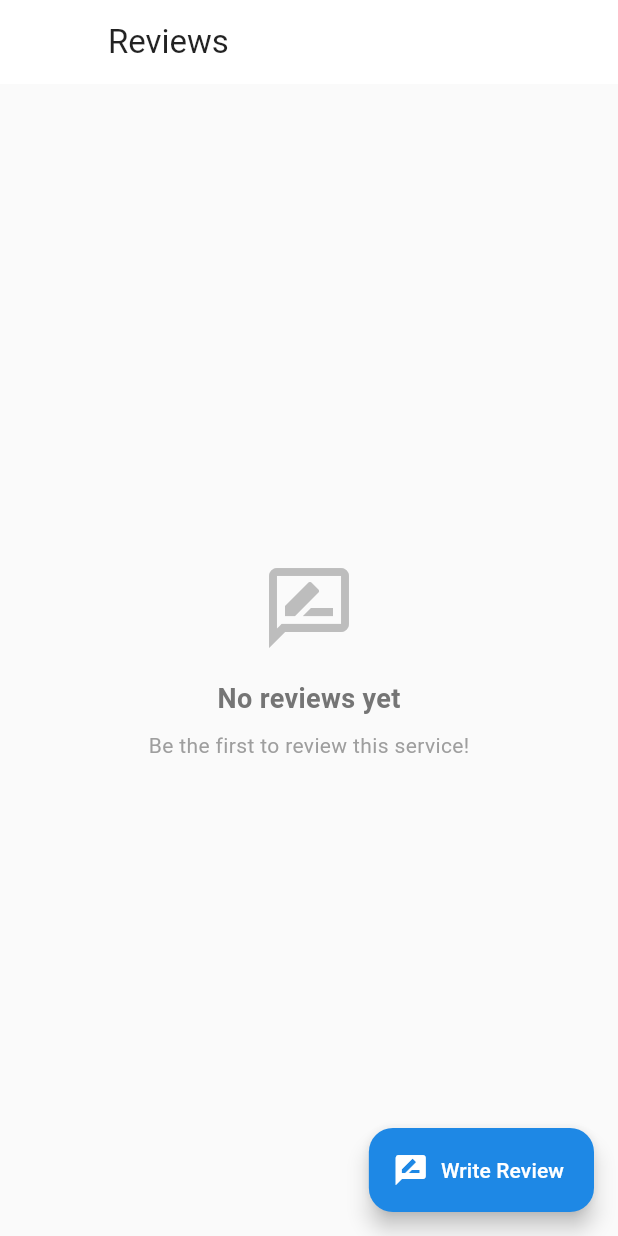
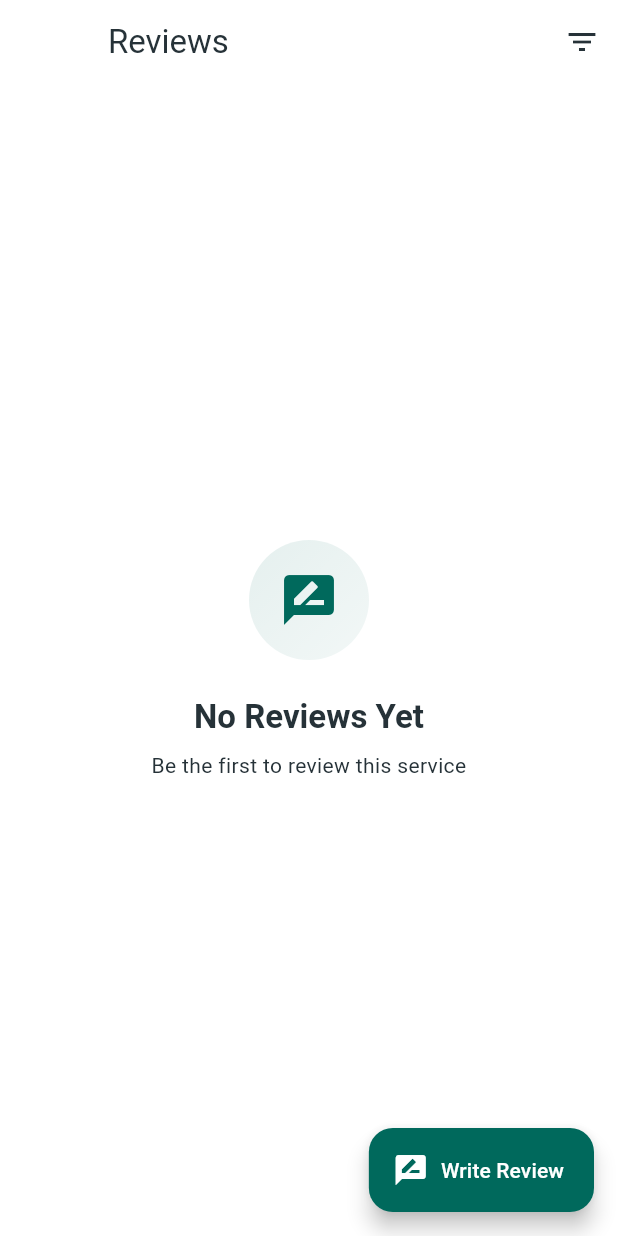
Before and after one commit to Hanzg20/JinBean-HOME, a Flutter app: the ReviewsListPage screen opened directly with empty values, on a phone screen of 412 x 824 dp. Run offline on Flutter 3.47's test engine with Material 3 defaults, Android fonts, the phone set to English and light mode, and no system bars; our stand-ins replace animated_toggle_switch, flutter_phoenix, geocoding, geolocator, get, get_storage and 3 more; missing offline and left inert: phoenix; accounts and stored records are empty.

Commit message:
feat: 完成点评页面优化 - 优化ReviewsListPage：添加Customer主题组件import，优化基础结构 - 优化筛选标签和浮动操作按钮，使用Customer主题颜色 - 使用CustomerLoadingState和CustomerEmptyState组件 - 优化MyReviewsPage：添加Customer主题组件，实现基本功能 - 使用CustomerCard和主题颜色，显示用户评价列表 - 删除不再使用的_buildEmptyState和_formatDate方法

```diff
--- a/lib/features/customer/reviews/presentation/reviews_list_page.dart
+++ b/lib/features/customer/reviews/presentation/reviews_list_page.dart
@@ -8,6 +8,8 @@
 import 'widgets/review_card.dart';
 import 'widgets/review_filter_panel.dart';
 import 'widgets/rating_stats_card.dart';
+import 'package:jinbeanpod_83904710/core/ui/components/customer_theme_components.dart';
+import 'package:jinbeanpod_83904710/core/ui/themes/customer_theme_utils.dart';
 
 class ReviewsListPage extends StatelessWidget {
   final String serviceId;
@@ -22,6 +24,8 @@
   @override
   Widget build(BuildContext context) {
     final controller = Get.put(ReviewsController());
+    final theme = Theme.of(context);
+    final colorScheme = theme.colorScheme;
 
     // 初始化页面数据
     WidgetsBinding.instance.addPostFrameCallback((_) {
@@ -29,15 +33,15 @@
     });
 
     return Scaffold(
-      backgroundColor: Colors.grey[50],
+      backgroundColor: colorScheme.surface,
       appBar: AppBar(
-        title: Text('Reviews'),
-        backgroundColor: Colors.white,
-        foregroundColor: Colors.black87,
+        title: Text('Reviews', style: theme.textTheme.titleLarge?.copyWith(color: colorScheme.onSurface)),
+        backgroundColor: colorScheme.surface,
+        foregroundColor: colorScheme.onSurface,
         elevation: 0,
         actions: [
           IconButton(
-            icon: const Icon(Icons.filter_list),
+            icon: Icon(Icons.filter_list, color: colorScheme.onSurface),
             onPressed: () => _showFilterPanel(context, controller),
           ),
         ],
@@ -56,13 +60,15 @@
           Expanded(
             child: Obx(() {
               if (controller.isLoadingReviews.value && controller.reviews.isEmpty) {
-                return const Center(
-                  child: CircularProgressIndicator(),
-                );
+                return const CustomerLoadingState(message: 'Loading reviews...');
               }
 
               if (controller.reviews.isEmpty) {
-                return _buildEmptyState();
+                return const CustomerEmptyState(
+                  icon: Icons.rate_review,
+                  title: 'No Reviews Yet',
+                  subtitle: 'Be the first to review this service',
+                );
               }
 
               return RefreshIndicator(
@@ -104,17 +110,28 @@
           ),
         ],
       ),
-      floatingActionButton: FloatingActionButton.extended(
+      floatingActionButton: Builder(
+        builder: (context) {
+          final colorScheme = Theme.of(context).colorScheme;
+
+          return FloatingActionButton.extended(
             onPressed: () => _navigateToWriteReview(context, controller),
-        icon: const Icon(Icons.rate_review),
-        label: const Text('Write Review'),
-        backgroundColor: Colors.blue[600],
-        foregroundColor: Colors.white,
+            icon: Icon(Icons.rate_review, color: colorScheme.onPrimary),
+            label: Text('Write Review', style: TextStyle(color: colorScheme.onPrimary)),
+            backgroundColor: colorScheme.primary,
+            foregroundColor: colorScheme.onPrimary,
+          );
+        },
       ),
     );
   }
 
   Widget _buildFilterTags(ReviewsController controller) {
+    return Builder(
+      builder: (context) {
+        final theme = Theme.of(context);
+        final colorScheme = theme.colorScheme;
+
         final selectedTags = controller.filterOptions.value.tags;
         if (selectedTags.isEmpty) return const SizedBox.shrink();
 
@@ -132,7 +149,10 @@
                     onPressed: () => controller.updateFilterOptions(
                       controller.filterOptions.value.copyWith(tags: []),
                     ),
-                child: const Text('Clear All'),
+                    child: Text(
+                      'Clear All',
+                      style: TextStyle(color: colorScheme.primary),
+                    ),
                   ),
                 );
               }
@@ -142,6 +162,9 @@
                 padding: const EdgeInsets.only(right: 8),
                 child: Chip(
                   label: Text(tag),
+                  backgroundColor: colorScheme.primary.withOpacity(0.1),
+                  side: BorderSide(color: colorScheme.primary.withOpacity(0.3)),
+                  labelStyle: TextStyle(color: colorScheme.primary),
                   onDeleted: () {
                     final newTags = List<String>.from(selectedTags)..remove(tag);
                     controller.updateFilterOptions(
@@ -153,37 +176,7 @@
             },
           ),
         );
-  }
-
-  Widget _buildEmptyState() {
-    return Center(
-      child: Column(
-        mainAxisAlignment: MainAxisAlignment.center,
-        children: [
-          Icon(
-            Icons.rate_review_outlined,
-            size: 64,
-            color: Colors.grey[400],
-          ),
-          const SizedBox(height: 16),
-          Text(
-            'No reviews yet',
-            style: TextStyle(
-              fontSize: 18,
-              fontWeight: FontWeight.w600,
-              color: Colors.grey[600],
-            ),
-          ),
-          const SizedBox(height: 8),
-          Text(
-            'Be the first to review this service!',
-            style: TextStyle(
-              fontSize: 14,
-              color: Colors.grey[500],
-            ),
-          ),
-        ],
-      ),
+      },
     );
   }
 
```
Also changed, not shown: lib/features/customer/profile/presentation/my_reviews/my_reviews_page.dart (+94 -4 lines). Lines whose indentation alone changed are shown as unchanged.
